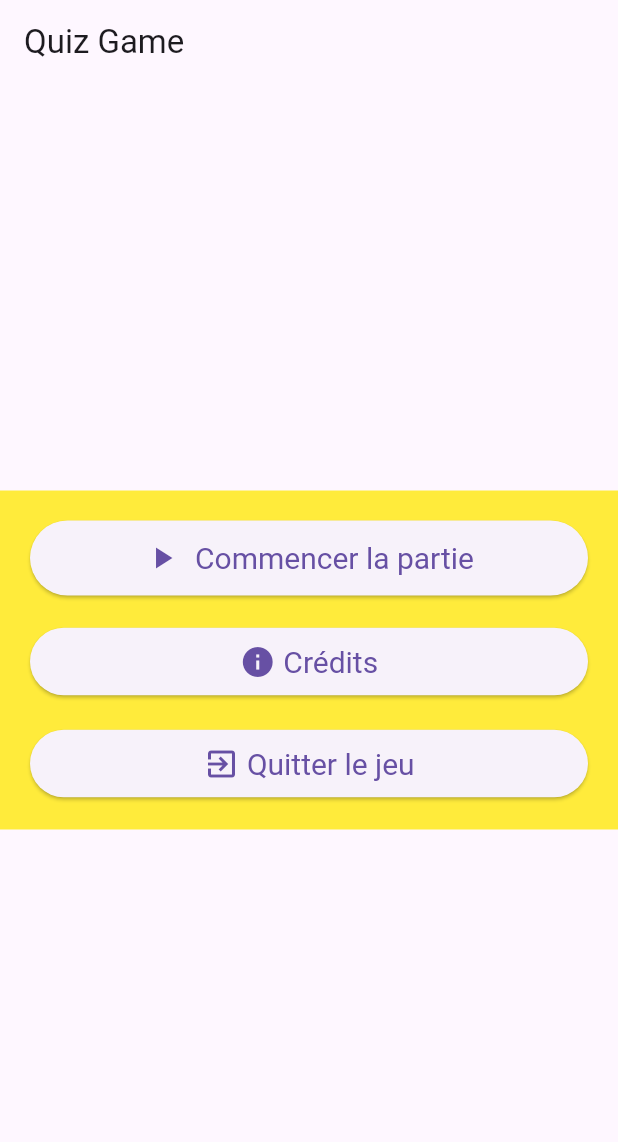
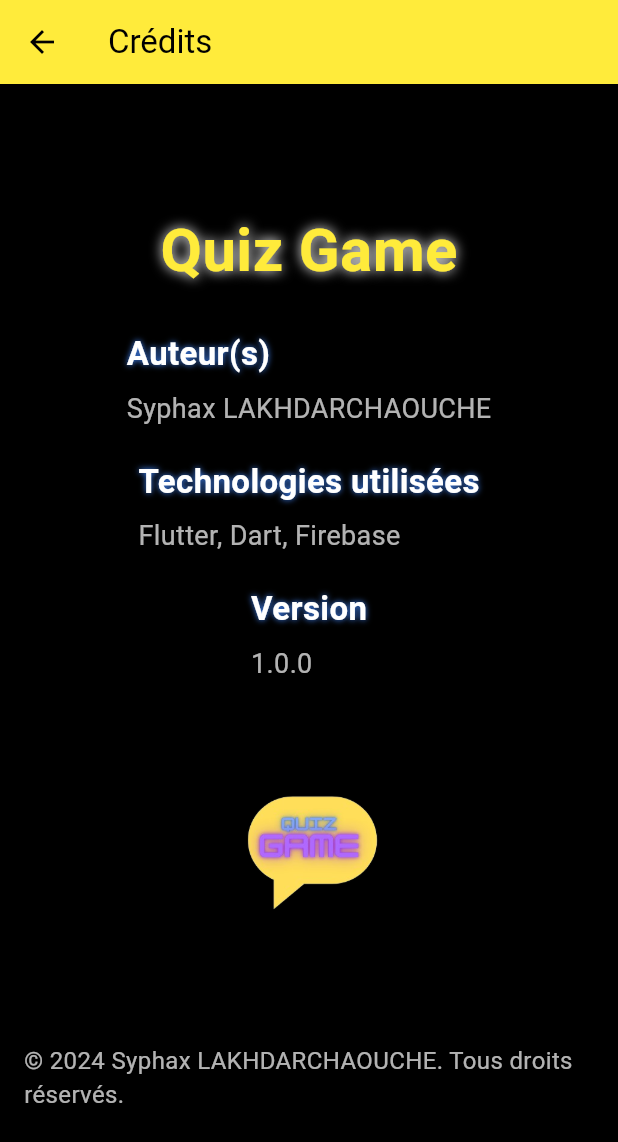
Before and after one commit to syphaxlch/Flutter_quiz_app, a Flutter app: the screen it shows after launch, after a tap on "Crédits", on a phone screen of 412 x 824 dp. Shown: the top 1142 px of the screen. Run offline on Flutter 3.47's test engine with Material 3 defaults, Android fonts, the phone set to English and light mode, and no system bars.

Commit message:
fix main menu

```diff
--- /dev/null
+++ b/devtools_options.yaml
@@ -0,0 +1,3 @@
+description: This file stores settings for Dart & Flutter DevTools.
+documentation: https://docs.flutter.dev/tools/devtools/extensions#configure-extension-enablement-states
+extensions:
--- a/lib/main.dart
+++ b/lib/main.dart
@@ -1,5 +1,7 @@
 import 'package:flutter/material.dart';
 import 'package:flutter/services.dart';
+import 'screens/credits_page.dart'; // Importer la page des crédits
+import 'theme/theme.dart'; // Importer le thème
 
 void main() {
   runApp(MyApp());
@@ -18,71 +20,79 @@ class _MyAppState extends State<MyApp> {
       counter++;
     });
   }
-  // Fonction pour quitter l'application
+
   void _exitApp() {
-    SystemNavigator.pop(); // Ferme l'application
+    SystemNavigator.pop();
   }
+
   @override
   Widget build(BuildContext context) {
     return MaterialApp(
       debugShowCheckedModeBanner: false,
+      theme: AppTheme.lightTheme, // Utilisation du thème
       home: Scaffold(
-        appBar: AppBar(title: Text("Quiz Game")),
+        appBar: AppBar(
+          title: Text("Quiz Game"),
+        ),
         body: Center(
           child: Container(
-            color: Colors.yellow,
-            padding: EdgeInsets.all(20), // Ajouter un peu de padding autour
+            padding: EdgeInsets.all(20),
             child: Column(
               mainAxisSize: MainAxisSize.min,
               mainAxisAlignment: MainAxisAlignment.center,
               children: <Widget>[
-                // Bouton Commencer la partie
                 ElevatedButton(
                   onPressed: _incrementCounter,
-                  style: ElevatedButton.styleFrom(
-                    minimumSize: Size(300, 50), // Largeur de 300px
-                    textStyle: TextStyle(fontSize: 20),
-                  ),
                   child: Row(
                     mainAxisAlignment: MainAxisAlignment.center,
                     children: [
-                      Icon(Icons.play_arrow, size: 24),
+                      Icon(Icons.play_arrow,
+                        color: Colors.white ),
+
                       SizedBox(width: 10),
-                      Text("Commencer la partie"),
+                      Text(
+                        "Commencer la partie",
+                        style: TextStyle(color: Colors.white,
+                            fontWeight: FontWeight.bold), // Texte en blanc
+                      ),
                     ],
                   ),
                 ),
                 SizedBox(height: 20),
-                // Bouton Crédits
-                ElevatedButton(
-                  onPressed: _incrementCounter,
-                  style: ElevatedButton.styleFrom(
-                    minimumSize: Size(250, 45), // Largeur de 250px
-                    textStyle: TextStyle(fontSize: 20),
-                  ),
+                // Utilisation de Builder pour un BuildContext valide
+                Builder(
+                  builder: (context) => ElevatedButton(
+                    onPressed: () {
+                      Navigator.push(
+                        context,
+                        MaterialPageRoute(builder: (context) => CreditsPage()),
+                      );
+                    },
                     child: Row(
                       mainAxisAlignment: MainAxisAlignment.center,
                       children: [
-                      Icon(Icons.info, size: 24),
+                        Icon(Icons.info, color: Colors.white,),
                         SizedBox(width: 5),
-                      Text("Crédits"),
+                        Text(
+                          "Crédits",
+                          style: TextStyle(color: Colors.white,fontWeight: FontWeight.bold), // Texte en blanc
+                        ),
                       ],
                     ),
                   ),
+                ),
                 SizedBox(height: 20),
-                // Bouton Quitter
                 ElevatedButton(
                   onPressed: _exitApp,
-                  style: ElevatedButton.styleFrom(
-                    minimumSize: Size(250, 45), // Largeur de 250px
-                    textStyle: TextStyle(fontSize: 20),
-                  ),
                   child: Row(
                     mainAxisAlignment: MainAxisAlignment.center,
                     children: [
-                      Icon(Icons.exit_to_app, size: 24),
+                      Icon(Icons.exit_to_app,color: Colors.white,),
                       SizedBox(width: 5),
-                      Text("Quitter le jeu"),
+                      Text(
+                        "Quitter le jeu",
+                        style: TextStyle(color: Colors.white,fontWeight: FontWeight.bold), // Texte en blanc
+                      ),
                     ],
                   ),
                 ),
--- /dev/null
+++ b/lib/screens/credits_page.dart
@@ -0,0 +1,106 @@
+import 'package:flutter/material.dart';
+
+class CreditsPage extends StatelessWidget {
+  @override
+  Widget build(BuildContext context) {
+    return Scaffold(
+      backgroundColor: Colors.black, // Fond sombre pour un look moderne
+      appBar: AppBar(
+        title: Text("Crédits"),
+        backgroundColor: Colors.yellow, // Couleur de l'AppBar
+      ),
+      body: Padding(
+        padding: const EdgeInsets.all(16.0), // Ajout d'un padding pour l'espacement
+        child: Center(
+          child: SingleChildScrollView(
+            child: Column(
+              mainAxisAlignment: MainAxisAlignment.center,
+              crossAxisAlignment: CrossAxisAlignment.center,
+              children: [
+                // Titre principal
+                Text(
+                  "Quiz Game",
+                  style: TextStyle(
+                    fontSize: 40,
+                    fontWeight: FontWeight.bold,
+                    color: Colors.yellow,
+                    shadows: [
+                      Shadow(
+                        blurRadius: 10.0,
+                        color: Colors.white,
+                        offset: Offset(0, 0),
+                      ),
+                    ],
+                  ),
+                ),
+                SizedBox(height: 25),
+
+                // Section Auteur(s)
+                _buildCreditsSection("Auteur(s)", "Syphax LAKHDARCHAOUCHE"),
+
+                SizedBox(height: 20),
+
+                // Section Technologies utilisées
+                _buildCreditsSection("Technologies utilisées", "Flutter, Dart, Firebase"),
+
+                SizedBox(height: 20),
+
+                // Section Version
+                _buildCreditsSection("Version", "1.0.0"),
+
+                SizedBox(height: 20),
+
+                // Image d'animation ou effet graphique
+                Image.asset(
+                  'assets/QUIZ.png', // Assurez-vous que l'image est présente dans le répertoire assets
+                  height: 200,
+                  width: 200,
+                ),
+
+                SizedBox(height: 20),
+
+                // Section Licence
+                Text(
+                  "© 2024 Syphax LAKHDARCHAOUCHE. Tous droits réservés.",
+                  style: TextStyle(
+                    fontSize: 16,
+                    color: Colors.white70,
+                  ),
+                ),
+              ],
+            ),
+          ),
+        ),
+      ),
+    );
+  }
+
+  // Méthode pour afficher chaque section de crédits
+  Widget _buildCreditsSection(String title, String content) {
+    return Column(
+      crossAxisAlignment: CrossAxisAlignment.start,
+      children: [
+        Text(
+          title,
+          style: TextStyle(
+            fontSize: 22,
+            fontWeight: FontWeight.bold,
+            color: Colors.white,
+            shadows: [
+              Shadow(
+                blurRadius: 5.0,
+                color: Colors.blueAccent,
+                offset: Offset(0, 0),
+              ),
+            ],
+          ),
+        ),
+        SizedBox(height: 8),
+        Text(
+          content,
+          style: TextStyle(fontSize: 18, color: Colors.white70),
+        ),
+      ],
+    );
+  }
+}
--- /dev/null
+++ b/lib/theme/theme.dart
@@ -0,0 +1,28 @@
+import 'package:flutter/material.dart';
+
+class AppTheme {
+  static ThemeData get lightTheme {
+    return ThemeData(
+      primaryColor: Colors.yellow[600],
+      scaffoldBackgroundColor: Colors.black,
+      buttonTheme: ButtonThemeData(
+        buttonColor: Colors.yellow[600],
+        textTheme: ButtonTextTheme.primary,
+      ),
+      iconTheme: IconThemeData(color: Colors.white),
+      textTheme: TextTheme(
+        labelLarge: TextStyle(color: Colors.white, fontSize: 20),
+      ),
+      elevatedButtonTheme: ElevatedButtonThemeData(
+        style: ElevatedButton.styleFrom(
+          backgroundColor: Colors.yellow[600],
+          textStyle: TextStyle(fontSize: 18),
+        ),
+      ),
+      appBarTheme: AppBarTheme(
+        backgroundColor: Colors.yellow[600],
+        foregroundColor: Colors.black, // Texte noir dans l'AppBar
+      ),
+    );
+  }
+}
--- a/pubspec.yaml
+++ b/pubspec.yaml
@@ -1,7 +1,5 @@
 name: quiz_game
 description: A new Flutter project.
-
-publish_to: 'none' # Remove this line if you wish to publish to pub.dev
 
 version: 0.0.1+1
 
@@ -23,3 +21,7 @@ dev_dependencies:
 
 flutter:
   uses-material-design: true
+
+  # Cette section pour les assets
+  assets:
+    - assets/QUIZ.png   # Indique le chemin vers l'image
```
Also changed, not shown: assets/QUIZ.png (added), lib/models/question.dart (added), lib/widgets/credits_widget.dart (added). Lines whose indentation alone changed are shown as unchanged.
